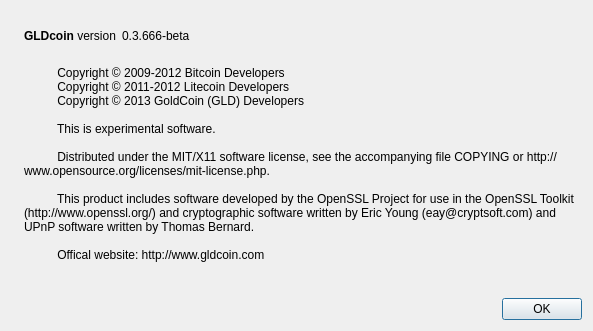
Old version of the form src/qt/forms/aboutdialog.ui in the repository goldcoin/goldcoin-0.7.5.
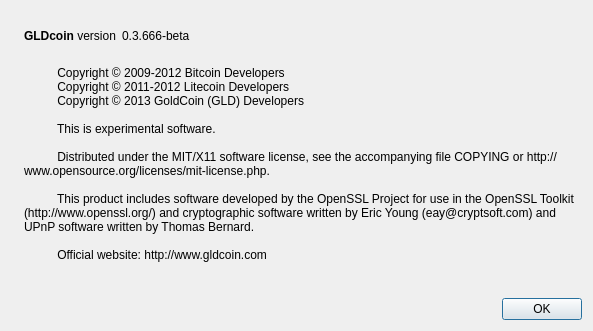
New version of the form. Icons and pictures are not drawn.

Commit message: July Fork v010

```diff
--- a/src/qt/forms/aboutdialog.ui
+++ b/src/qt/forms/aboutdialog.ui
@@ -105,7 +105,7 @@
 
           This product includes software developed by the OpenSSL Project for use in the OpenSSL Toolkit (http://www.openssl.org/) and cryptographic software written by Eric Young (eay@cryptsoft.com) and UPnP software written by Thomas Bernard.
 
-          Offical website: http://www.gldcoin.com
+          Official website: http://www.gldcoin.com
         </string>
        </property>
        <property name="wordWrap">
```
